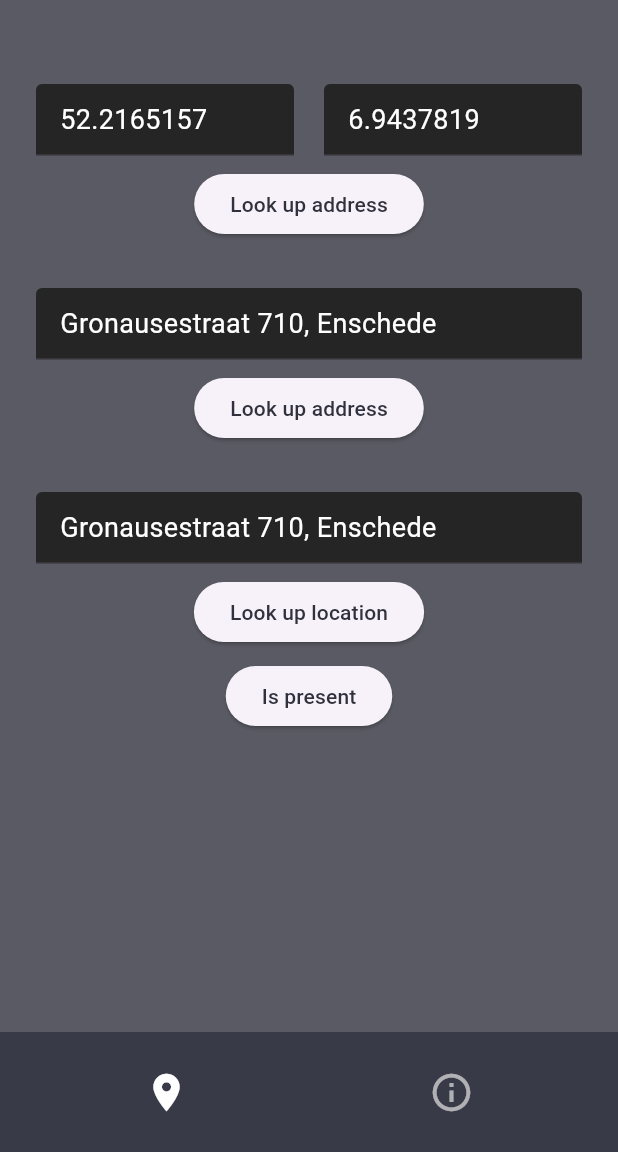
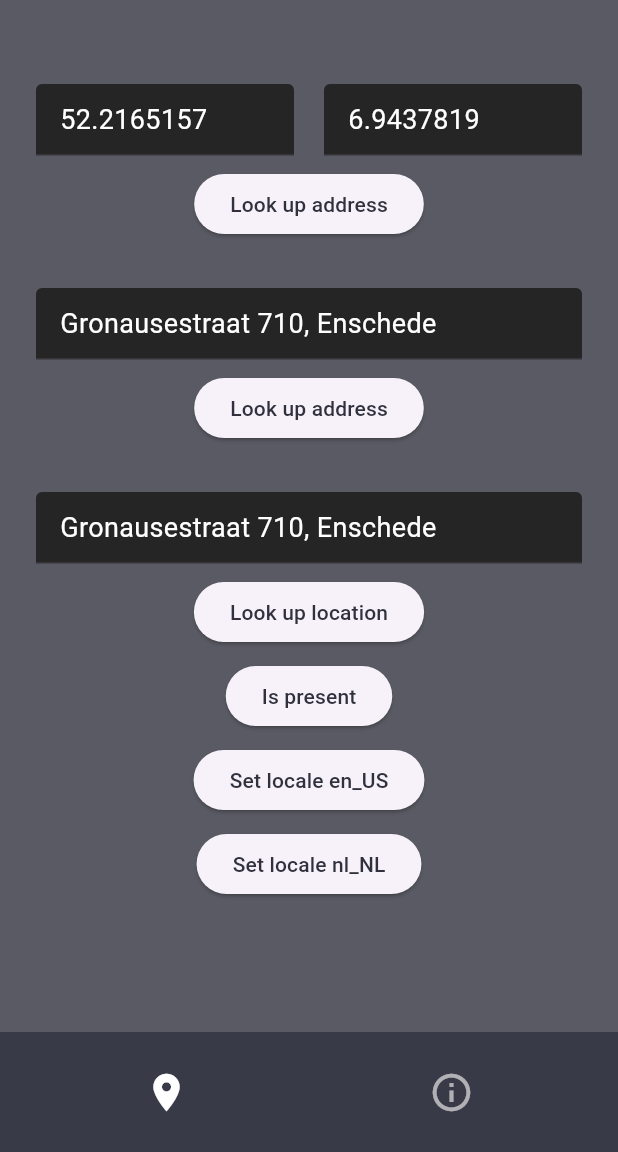
Before and after one commit to Baseflow/flutter-geocoding, a Flutter app: the screen it shows after launch, after a tap on "Look up address", on a phone screen of 412 x 824 dp, the part 84-1236 px from its top. Run offline on Flutter 3.47's test engine with Material 3 defaults, Android fonts, the phone set to English and light mode, and no system bars; our stand-ins replace plugin_platform_interface.

Commit message:
Added geocoding locale to the Android example app

```diff
--- a/geocoding_android/example/lib/plugin_example/geocode_page.dart
+++ b/geocoding_android/example/lib/plugin_example/geocode_page.dart
@@ -14,6 +14,8 @@ class _GeocodeWidgetState extends State<GeocodeWidget> {
   final TextEditingController _latitudeController = TextEditingController();
   final TextEditingController _longitudeController = TextEditingController();
   String _output = '';
+
+  GeocodingAndroid _geocodingAndroid = GeocodingAndroid();
 
   @override
   void initState() {
@@ -74,7 +76,7 @@ class _GeocodeWidgetState extends State<GeocodeWidget> {
                   final latitude = double.parse(_latitudeController.text);
                   final longitude = double.parse(_longitudeController.text);
 
-                  GeocodingAndroid()
+                  _geocodingAndroid
                       .placemarkFromCoordinates(latitude, longitude)
                       .then((placemarks) {
                     var output = 'No results found.';
@@ -107,7 +109,7 @@ class _GeocodeWidgetState extends State<GeocodeWidget> {
             child: ElevatedButton(
                 child: Text('Look up address'),
                 onPressed: () {
-                  GeocodingAndroid()
+                  _geocodingAndroid
                       .placemarkFromAddress(_addressController.text)
                       .then((locations) {
                     var output = 'No results found.';
@@ -140,7 +142,7 @@ class _GeocodeWidgetState extends State<GeocodeWidget> {
             child: ElevatedButton(
                 child: Text('Look up location'),
                 onPressed: () {
-                  GeocodingAndroid()
+                  _geocodingAndroid
                       .locationFromAddress(_addressController.text)
                       .then((locations) {
                     var output = 'No results found.';
@@ -161,7 +163,7 @@ class _GeocodeWidgetState extends State<GeocodeWidget> {
             child: ElevatedButton(
                 child: Text('Is present'),
                 onPressed: () {
-                  GeocodingAndroid().isPresent().then((isPresent) {
+                  _geocodingAndroid.isPresent().then((isPresent) {
                     var output = isPresent
                         ? "Geocoder is present"
                         : "Geocoder is not present";
@@ -170,6 +172,31 @@ class _GeocodeWidgetState extends State<GeocodeWidget> {
                     });
                   });
                 }),
+          ),
+          const Padding(
+            padding: EdgeInsets.only(top: 8),
+          ),
+          Center(
+              child: ElevatedButton(
+                  child: Text('Set locale en_US'),
+                  onPressed: () {
+                    _geocodingAndroid.setLocaleIdentifier("en_US").then((_) {
+                      //locale set
+                    });
+                  })),
+          const Padding(
+            padding: EdgeInsets.only(top: 8),
+          ),
+          Center(
+              child: ElevatedButton(
+                  child: Text('Set locale nl_NL'),
+                  onPressed: () {
+                    _geocodingAndroid.setLocaleIdentifier("nl_NL").then((_) {
+                      //locale set
+                    });
+                  })),
+          const Padding(
+            padding: EdgeInsets.only(top: 8),
           ),
           Expanded(
             child: SingleChildScrollView(
```
Also changed, not shown: 1 other file.
